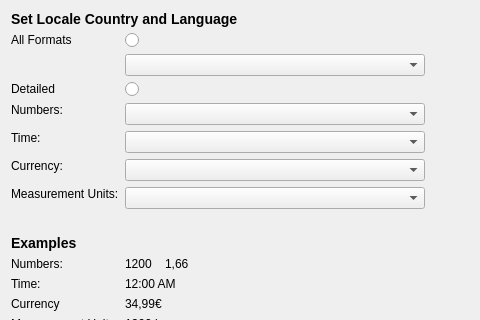
First picture: the form in kcms/formats/kcmformatswidget.ui, repository KDE/plasma-desktop, before the edit; both pictures show x 0 to 480 and y 0 to 320 of the 694 by 543 pixel window.
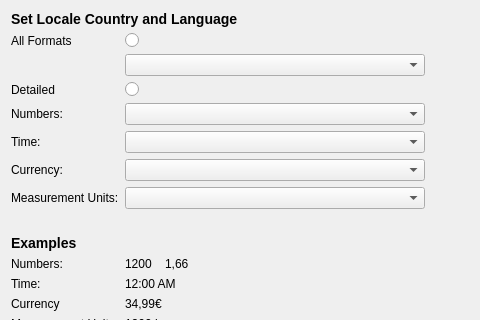
Second picture: the form after the edit.

Commit message: Fix label alignment

Patch:
```diff
--- a/kcms/formats/kcmformatswidget.ui
+++ b/kcms/formats/kcmformatswidget.ui
@@ -39,7 +39,7 @@
         <string>All Formats</string>
        </property>
        <property name="alignment">
-        <set>Qt::AlignLeading|Qt::AlignLeft|Qt::AlignTop</set>
+        <set>Qt::AlignLeading|Qt::AlignLeft|Qt::AlignVCenter</set>
        </property>
       </widget>
      </item>
@@ -66,7 +66,7 @@
         <string>Detailed</string>
        </property>
        <property name="alignment">
-        <set>Qt::AlignLeading|Qt::AlignLeft|Qt::AlignTop</set>
+        <set>Qt::AlignLeading|Qt::AlignLeft|Qt::AlignVCenter</set>
        </property>
       </widget>
      </item>
@@ -213,7 +213,7 @@
         <string>Numbers:</string>
        </property>
        <property name="alignment">
-        <set>Qt::AlignLeading|Qt::AlignLeft|Qt::AlignTop</set>
+        <set>Qt::AlignLeading|Qt::AlignLeft|Qt::AlignVCenter</set>
        </property>
       </widget>
      </item>
@@ -223,7 +223,7 @@
         <string>Time:</string>
        </property>
        <property name="alignment">
-        <set>Qt::AlignLeading|Qt::AlignLeft|Qt::AlignTop</set>
+        <set>Qt::AlignLeading|Qt::AlignLeft|Qt::AlignVCenter</set>
        </property>
       </widget>
      </item>
@@ -233,7 +233,7 @@
         <string>Currency:</string>
        </property>
        <property name="alignment">
-        <set>Qt::AlignLeading|Qt::AlignLeft|Qt::AlignTop</set>
+        <set>Qt::AlignLeading|Qt::AlignLeft|Qt::AlignVCenter</set>
        </property>
       </widget>
      </item>
@@ -243,7 +243,7 @@
         <string>Measurement Units:</string>
        </property>
        <property name="alignment">
-        <set>Qt::AlignLeading|Qt::AlignLeft|Qt::AlignTop</set>
+        <set>Qt::AlignLeading|Qt::AlignLeft|Qt::AlignVCenter</set>
        </property>
       </widget>
      </item>
```
